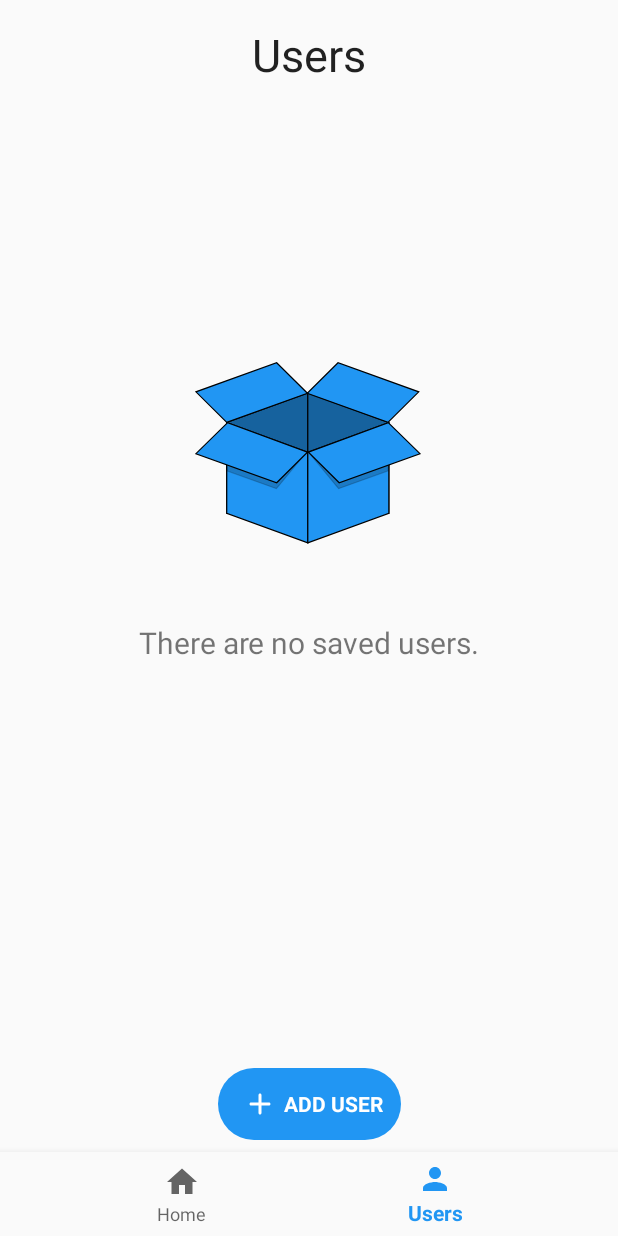
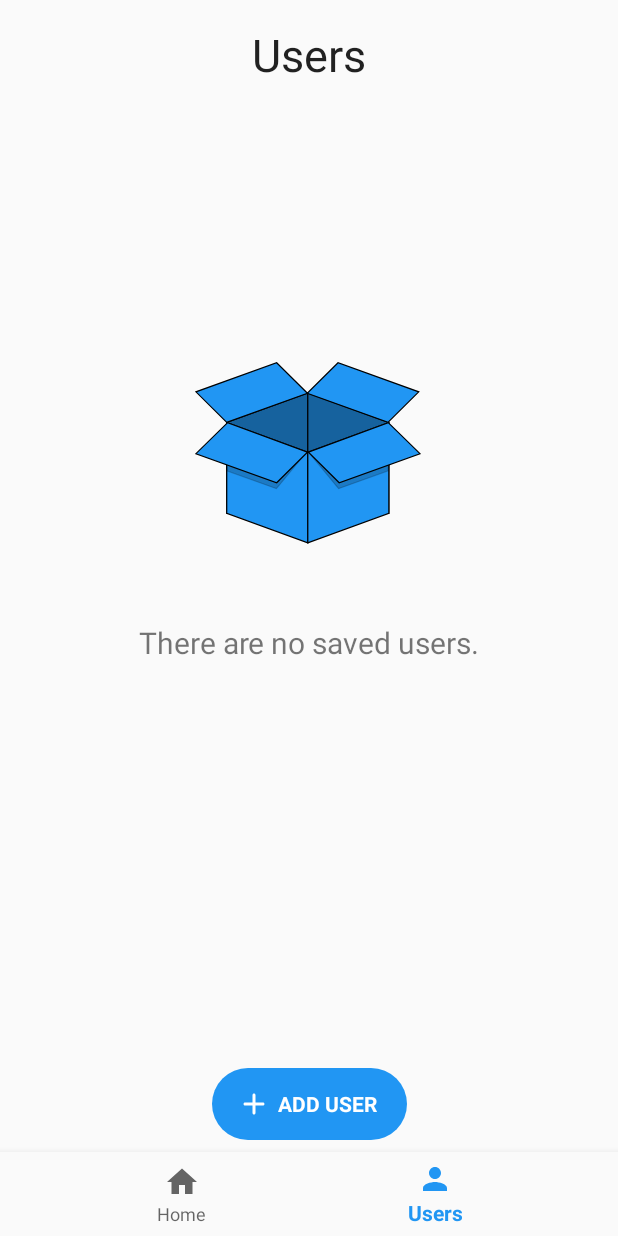
Before and after one commit to Selutario/SPPB-app, an Android app: the screen it shows after launch (MainActivity), item 2 of the bottom bar chosen, on a phone screen of 412 x 824 dp. Run offline under Robolectric (Android 15) with nearby library versions, the phone set to English and light mode, and no system bars.

Commit message:
Splash screen added. Minor changes. Bugs fixed.

```diff
--- a/SPPB_TFG/app/src/main/java/com/example/sppb_tfg/ScoreFragment.java
+++ b/SPPB_TFG/app/src/main/java/com/example/sppb_tfg/ScoreFragment.java
@@ -112,7 +112,9 @@ public class ScoreFragment extends Fragment {
             pb_score = 9*score - (9*score)/18;
             constraing_explaining.setVisibility(View.VISIBLE);
 
-            if(score <= 3){
+            if(score == 0) {
+                constraing_explaining.setVisibility(View.GONE);
+            } else if(score <= 3){
                 tv_explaining_label.setText(getString(R.string.severe));
             } else if (score <= 6) {
                 tv_explaining_label.setText(getString(R.string.moderate));
--- /dev/null
+++ b/SPPB_TFG/app/src/main/java/com/example/sppb_tfg/SplashActivity.java
@@ -0,0 +1,18 @@
+package com.example.sppb_tfg;
+
+import android.content.Intent;
+import android.os.Bundle;
+import android.support.annotation.Nullable;
+import android.support.v7.app.AppCompatActivity;
+
+public class SplashActivity extends AppCompatActivity {
+
+    @Override
+    protected void onCreate(Bundle savedInstanceState) {
+        super.onCreate(savedInstanceState);
+
+        Intent intent = new Intent(this, MainActivity.class);
+        startActivity(intent);
+        finish();
+    }
+}
--- /dev/null
+++ b/SPPB_TFG/app/src/main/res/drawable/splash_screen.xml
@@ -0,0 +1,13 @@
+<?xml version="1.0" encoding="utf-8"?>
+<layer-list xmlns:android="http://schemas.android.com/apk/res/android">
+
+    <item
+        android:drawable="@color/colorBackground"/>
+
+    <item>
+        <bitmap
+            android:gravity="center"
+            android:src="@drawable/icon_splash"/>
+    </item>
+
+</layer-list>
--- a/SPPB_TFG/app/src/main/res/layout/fragment_users.xml
+++ b/SPPB_TFG/app/src/main/res/layout/fragment_users.xml
@@ -76,7 +76,7 @@
             android:foreground="?android:attr/selectableItemBackgroundBorderless"
             android:gravity="center_vertical"
             android:orientation="horizontal"
-            android:paddingEnd="12dp"
+            android:paddingEnd="20dp"
             android:paddingStart="16dp"
             android:theme="@style/Base.ThemeOverlay.AppCompat.Dark"
             app:layout_constraintBottom_toBottomOf="parent"
--- a/SPPB_TFG/app/src/main/res/values/styles.xml
+++ b/SPPB_TFG/app/src/main/res/values/styles.xml
@@ -14,6 +14,10 @@
         <item name="colorPrimary">@color/colorPrimary</item>
         <item name="colorPrimaryDark">@color/colorPrimaryDark</item>
         <item name="colorAccent">@color/colorAccent</item>
+    </style>
+
+    <style name="SplashTheme" parent="Theme.AppCompat.NoActionBar">
+        <item name="android:windowBackground">@drawable/splash_screen</item>
     </style>
 
     <style name="ActivityTitle" parent="AppTheme">
```
Also changed, not shown: SPPB_TFG/app/src/main/AndroidManifest.xml (+13 -1 lines), SPPB_TFG/app/src/main/java/com/example/sppb_tfg/GaitFragment.java (+14 -5 lines), SPPB_TFG/app/src/main/res/values/strings.xml (+4 -4 lines), SPPB_TFG/app/src/main/res/drawable-hdpi/icon_splash.png (added), SPPB_TFG/app/src/main/res/drawable-mdpi/icon_splash.png (added), SPPB_TFG/app/src/main/res/drawable-xhdpi/icon_splash.png (added), SPPB_TFG/app/src/main/res/drawable-xxhdpi/icon_splash.png (added), SPPB_TFG/app/src/main/res/drawable-xxxhdpi/icon_splash.png (added), 1 other file.
